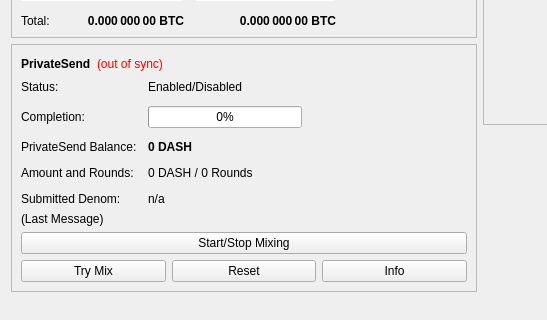
Old version of the form src/qt/forms/overviewpage.ui in the repository jesusleon1995/dashfork_test; both pictures show x 0 to 547 and y 178 to 498 of the 960 by 585 pixel window.
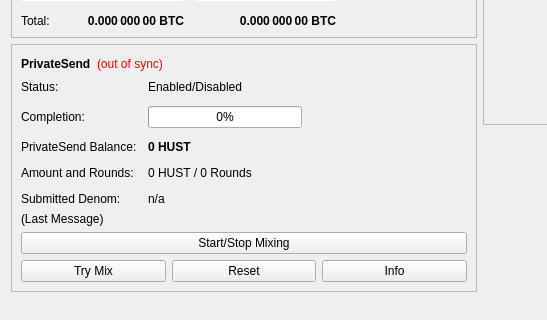
New version of the form.

Diff of the .ui file:
```diff
--- a/src/qt/forms/overviewpage.ui
+++ b/src/qt/forms/overviewpage.ui
@@ -514,7 +514,7 @@
                </font>
               </property>
               <property name="text">
-               <string notr="true">0 DASH</string>
+               <string notr="true">0 HUST</string>
               </property>
              </widget>
             </item>
@@ -528,7 +528,7 @@
             <item row="3" column="1">
              <widget class="QLabel" name="labelAmountRounds">
               <property name="text">
-               <string>0 DASH / 0 Rounds</string>
+               <string>0 HUST / 0 Rounds</string>
               </property>
              </widget>
             </item>
```
Left out of the diff: 6 changed lines with no effect on the pictures.
